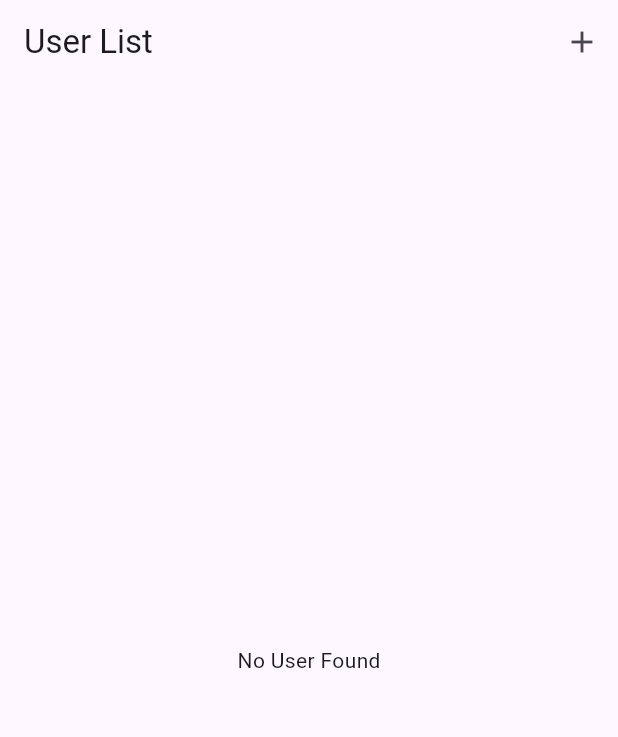
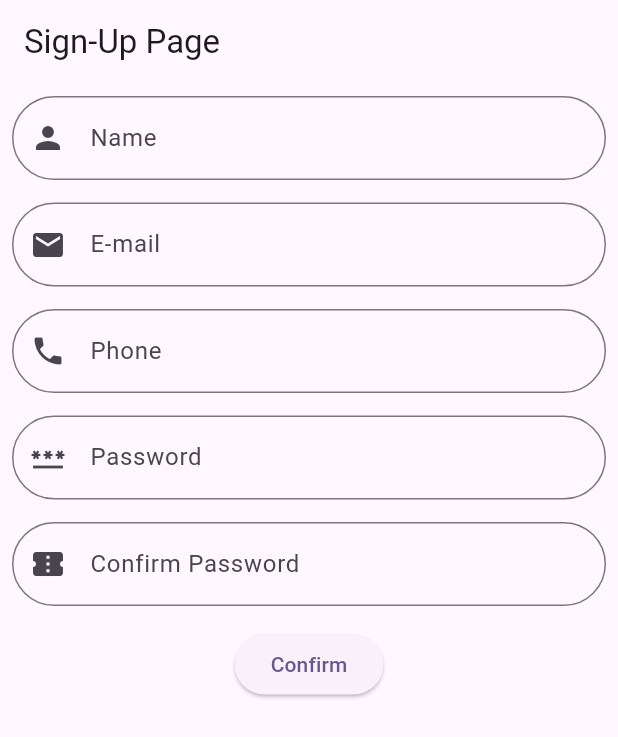
Before and after one commit to NeelHGohel/SEM-5, a Flutter app: the screen it shows after launch, on a phone screen of 412 x 824 dp. Shown: the top 737 px of the screen. Run offline on Flutter 3.47's test engine with Material 3 defaults, Android fonts, the light colour scheme and no system bars.

Commit message:
09-06-2025

```diff
--- /dev/null
+++ b/adv_flutter_labs/lib/lab_02/mvc_signup/signup_controller.dart
@@ -0,0 +1,9 @@
+import 'package:adv_flutter_labs/lab_02/mvc_signup/signup_model.dart';
+
+class SignupController {
+  SignupModel model = SignupModel();
+
+  void addUserInList(user) => model.addUserInList(user);
+
+  List<dynamic> getUserList() => model.getUserInList();
+}
--- /dev/null
+++ b/adv_flutter_labs/lib/lab_02/mvc_signup/signup_model.dart
@@ -0,0 +1,50 @@
+class SignupModel {
+
+  List<dynamic> userList = [];
+
+  // late String _name;
+  // late String _email;
+  // late String _phone;
+  // late String _password;
+  // late String _confirmPassword;
+
+  void addUserInList(user){
+    userList.add(user);
+  }
+  List<dynamic> getUserInList() {
+    print(userList);
+    return userList;
+  }
+
+  // String get name => _name;
+  //
+  // set name(String value) {
+  //   _name = value;
+  // }
+  //
+  // String get email => _email;
+  //
+  // set email(String value) {
+  //   _email = value;
+  // }
+  //
+  // String get phone => _phone;
+  //
+  // set phone(String value) {
+  //   _phone = value;
+  // }
+  //
+  // String get password => _password;
+  //
+  // set password(String value) {
+  //   _password = value;
+  // }
+  //
+  // String get confirmPassword => _confirmPassword;
+  //
+  // set confirmPassword(String value) {
+  //   _confirmPassword = value;
+  // }
+
+
+}
--- /dev/null
+++ b/adv_flutter_labs/lib/lab_02/mvc_signup/signup_view.dart
@@ -0,0 +1,103 @@
+import 'package:adv_flutter_labs/lab_02/mvc_signup/signup_controller.dart';
+import 'package:flutter/material.dart';
+
+import '../../utils/const.dart';
+
+class SignupView extends StatefulWidget {
+  SignupView({super.key});
+
+
+  @override
+  State<SignupView> createState() => _SignupViewState();
+}
+
+class _SignupViewState extends State<SignupView> {
+  TextEditingController nameController = TextEditingController();
+  TextEditingController emailController = TextEditingController();
+  TextEditingController phoneController = TextEditingController();
+  TextEditingController passwordController = TextEditingController();
+  TextEditingController confirmPasswordController = TextEditingController();
+   SignupController signupController = SignupController();
+
+  @override
+  Widget build(BuildContext context) {
+    return Scaffold(
+      appBar: AppBar(title: Text("Sign-Up Page")),
+      body: Padding(
+        padding: const EdgeInsets.all(8.0),
+        child: Column(
+          children: [
+            textFormField(
+              controller: nameController,
+              hint: "Enter Name",
+              icon: Icons.person,
+              label: "Name",
+            ),
+
+            SizedBox(height: TEXT_FORM_FIELD_HEIGHT),
+            textFormField(
+              controller: emailController,
+              hint: "Enter E-mail",
+              icon: Icons.email,
+              label: "E-mail",
+            ),
+
+            SizedBox(height: TEXT_FORM_FIELD_HEIGHT),
+            textFormField(
+              controller: phoneController,
+              hint: "Enter Phone-Number",
+              icon: Icons.phone,
+              label: "Phone",
+            ),
+
+            SizedBox(height: TEXT_FORM_FIELD_HEIGHT),
+            textFormField(
+              controller: passwordController,
+              hint: "Enter Password",
+              icon: Icons.password,
+              label: "Password",
+            ),
+
+            SizedBox(height: TEXT_FORM_FIELD_HEIGHT),
+            textFormField(
+              controller: confirmPasswordController,
+              hint: "Confirm Password",
+              icon: Icons.confirmation_number,
+              label: "Confirm Password",
+            ),
+
+            SizedBox(height: TEXT_FORM_FIELD_HEIGHT),
+
+            ElevatedButton(
+              onPressed: () {
+                Map<String, dynamic> newUser = {};
+                newUser[NAME] = nameController.text.toString();
+                newUser[EMAIL] = emailController.text.toString();
+                newUser[PHONE] = phoneController.text.toString();
+                newUser[PASSWORD] = passwordController.text.toString();
+
+                signupController.addUserInList(newUser);
+                setState(() {
+
+                });
+              },
+              child: Text(BTN_CONFIRM_SIGN_UP_NAME),
+            ),
+          ],
+        ),
+      ),
+    );
+  }
+
+  Widget textFormField({label, hint, icon, controller}) {
+    return TextFormField(
+      controller: controller,
+      decoration: InputDecoration(
+        labelText: label,
+        hintText: hint,
+        prefixIcon: Icon(icon),
+        border: OutlineInputBorder(borderRadius: BorderRadius.circular(30)),
+      ),
+    );
+  }
+}
--- a/adv_flutter_labs/lib/main.dart
+++ b/adv_flutter_labs/lib/main.dart
@@ -1,6 +1,7 @@
 import 'package:flutter/material.dart';
 
 import 'lab_02/mvc_A1/view.dart';
+import 'lab_02/mvc_signup/signup_view.dart';
 
 void main() {
   runApp(const MyApp());
@@ -18,7 +19,7 @@ class MyApp extends StatelessWidget {
       theme: ThemeData(
         colorScheme: ColorScheme.fromSeed(seedColor: Colors.deepPurple),
       ),
-      home: DisplayUser(),
+      home: SignupView(),
     );
   }
 }
--- /dev/null
+++ b/adv_flutter_labs/lib/utils/const.dart
@@ -0,0 +1,15 @@
+//region SIGN_UP_CONSTANTS
+const double TEXT_FORM_FIELD_HEIGHT = 15;
+//endregion
+
+//region MAP_SIGN_UP
+const String NAME = 'Name';
+const String EMAIL = 'e-mail';
+const String PHONE = 'phone';
+const String PASSWORD = 'password';
+const String CONFIRM_PASSWORD = 'confirmPassword';
+//endregion
+
+//region SIGN_UP_BUTTON
+const String BTN_CONFIRM_SIGN_UP_NAME = "Confirm";
+//endregion
```
